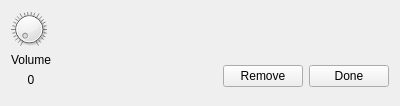
Qt form dialogs/pianorollwidget/settingschangefooterwidget.ui (nirjacobson/Chromasound-Studio) before a commit.
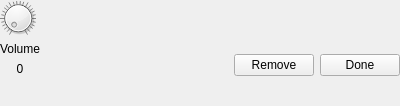
The same form after that commit.

Patch:
```diff
--- a/dialogs/pianorollwidget/settingschangefooterwidget.ui
+++ b/dialogs/pianorollwidget/settingschangefooterwidget.ui
@@ -14,6 +14,18 @@
    <string>Form</string>
   </property>
   <layout class="QVBoxLayout" name="verticalLayout_2">
+   <property name="leftMargin">
+    <number>0</number>
+   </property>
+   <property name="topMargin">
+    <number>0</number>
+   </property>
+   <property name="rightMargin">
+    <number>0</number>
+   </property>
+   <property name="bottomMargin">
+    <number>0</number>
+   </property>
    <item>
     <layout class="QGridLayout" name="gridLayout">
      <item row="0" column="0" rowspan="2">
```
Left out of the diff: 10 changed lines with no effect on the pictures.
